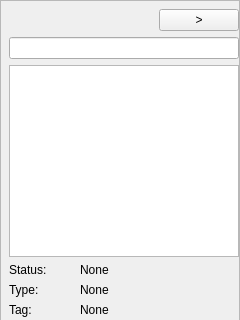
The window that SourceCode/Revelation/RevelationRightSidebar.ui (rhzxg/Revelation) describes before a commit, drawn with Qt 5; both pictures show x 0 to 240 and y 0 to 320 of the 240 by 560 pixel window.
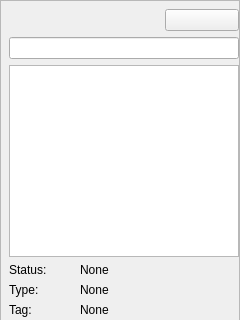
The same window after the commit. Custom widgets are drawn as their Qt base class.

Commit message: feat: change buttons ui

The edit to the form file:
```diff
--- a/SourceCode/Revelation/RevelationRightSidebar.ui
+++ b/SourceCode/Revelation/RevelationRightSidebar.ui
@@ -202,7 +202,7 @@
       <item row="0" column="2">
        <widget class="FluPushButton" name="btnHide">
         <property name="text">
-         <string>&gt;</string>
+         <string/>
         </property>
        </widget>
       </item>
```
The commit also changes 5 other files.
